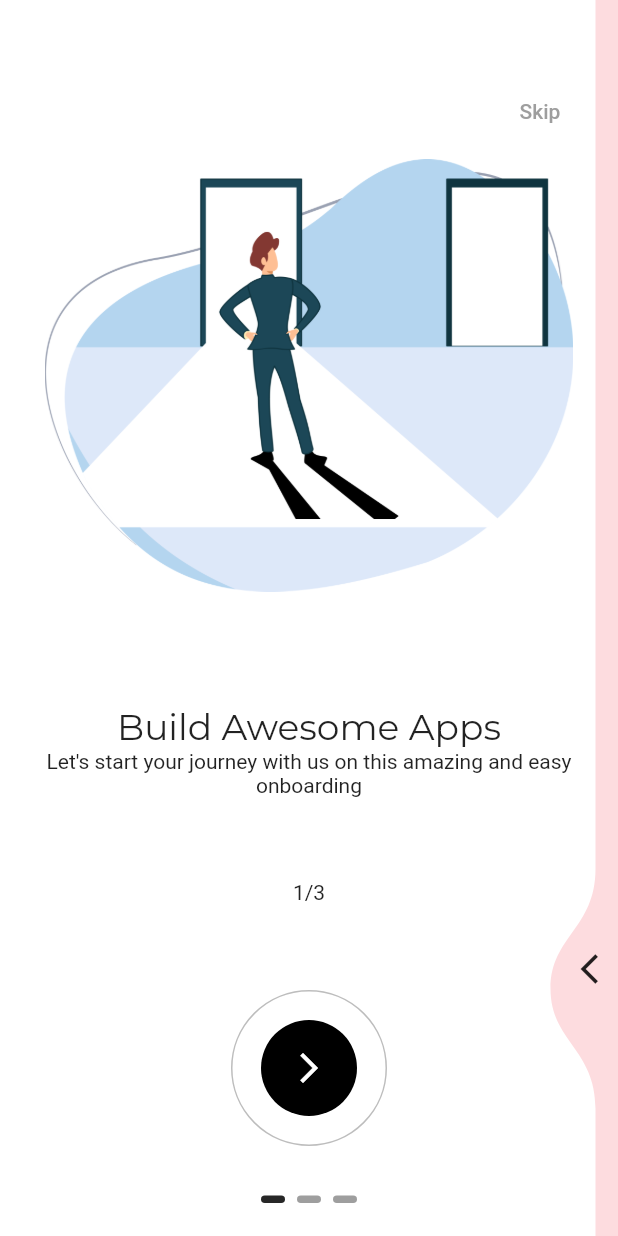
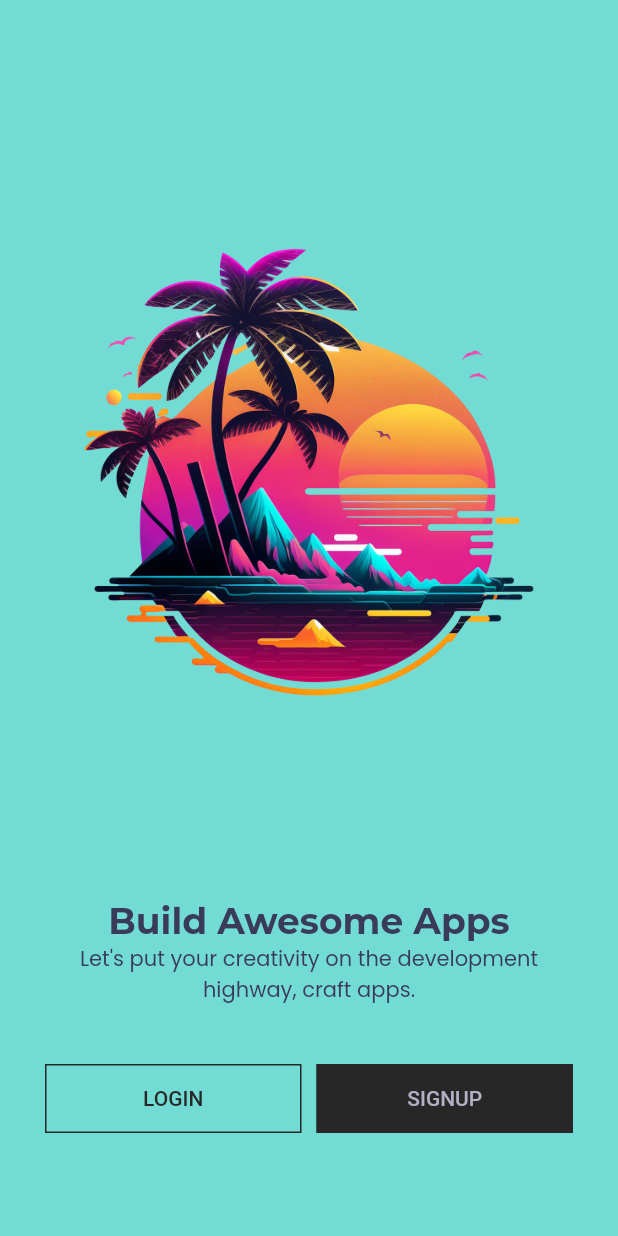
Before and after one commit to FelipeB0427/login_app_flutter, a Flutter app: the screen it shows after launch, on a phone screen of 412 x 824 dp. Run offline on Flutter 3.47's test engine with Material 2 defaults, Android fonts, the light colour scheme and no system bars; drawn by our look-alikes of liquid_swipe, smooth_page_indicator; our stand-ins replace get, google_fonts.

Commit message:
FEAT: Created the Welcome Screen

```diff
--- a/lib/main.dart
+++ b/lib/main.dart
@@ -1,6 +1,7 @@
 import 'package:flutter/material.dart';
 import 'package:get/get.dart';
 import 'package:login_flutter_app/src/features/authantication/screens/on_boarding/on_boarding_screen.dart';
+import 'package:login_flutter_app/src/features/authantication/screens/welcome/welcome_screen.dart';
 import 'package:login_flutter_app/src/utils/theme/theme.dart';
 
 void main() {
@@ -16,7 +17,7 @@ class MainApp extends StatelessWidget {
       theme: TAppTheme.lightTheme,
       darkTheme: TAppTheme.darkTheme,
       themeMode: ThemeMode.system,
-      home: OnBoardingScreen(),
+      home: WelcomeScreen(),
     );
   }
 }
--- a/lib/src/constants/colors.dart
+++ b/lib/src/constants/colors.dart
@@ -1,12 +1,12 @@
 import 'package:flutter/material.dart';
 
-const tPrimaryColor = Color(0xFFFFE400);
+const tPrimaryColor = Color(0xFF71DBD4);
 const tSecondaryColor = Color(0xFF272727);
-const tAccentColor = Color(0xFF001BFF);
+const tAccentColor = Color(0xFFE72696);
 
 const tCardBgColor = Color(0xFFF7F6F1);
-const tWhiteColor = Color(0xFFFFFFFF);
-const tDarkColor = Color(0xFF000000);
+const tWhiteColor = Color(0xFFB3B0C4);
+const tDarkColor = Color(0xFF3A3A59);
 
 // -- ON-BOARDING COLORS
 const tOnBoardingPage1Color = Colors.white;
--- a/lib/src/constants/image_strings.dart
+++ b/lib/src/constants/image_strings.dart
@@ -2,3 +2,6 @@
 const String tOnboardingImage1 = "assets/images/on_boarding/image-1.png";
 const String tOnboardingImage2 = "assets/images/on_boarding/image-2.png";
 const String tOnboardingImage3 = "assets/images/on_boarding/image-3.png";
+
+// -- Welcome Screen Images
+const String tWelcomeImage = "assets/images/welcome/welcome-image.png";
--- a/lib/src/constants/sizes.dart
+++ b/lib/src/constants/sizes.dart
@@ -1,2 +1,3 @@
 const double tDefaultSize = 30.0;
 const double tSplashContainerSize = 30.0;
+const double tButtonHeight = 15.0;
--- a/lib/src/constants/text_strings.dart
+++ b/lib/src/constants/text_strings.dart
@@ -1,3 +1,7 @@
+// -- General Text
+const String tLogin = "Login";
+const String tSignUp = "Signup";
+
 // -- OnBoarding Text
 const String tOnboardingTitle1 = "Build Awesome Apps";
 const String tOnboardingTitle2 = "Learn from Youtube";
@@ -10,3 +14,7 @@ const String tOnboardingSubTitle3 = "Save time by just aopy pasting complete app
 const String tOnboardingCounter1 = "1/3";
 const String tOnboardingCounter2 = "2/3";
 const String tOnboardingCounter3 = "3/3";
+
+// -- Welcome Text
+const String tWelcomeTitle = "Build Awesome Apps";
+const String tWelcomeSubTitle = "Let's put your creativity on the development highway, craft apps.";
--- /dev/null
+++ b/lib/src/features/authantication/screens/welcome/welcome_screen.dart
@@ -0,0 +1,63 @@
+import 'package:flutter/material.dart';
+import 'package:login_flutter_app/src/constants/colors.dart';
+import 'package:login_flutter_app/src/constants/image_strings.dart';
+import 'package:login_flutter_app/src/constants/sizes.dart';
+import 'package:login_flutter_app/src/constants/text_strings.dart';
+
+class WelcomeScreen extends StatelessWidget {
+  const WelcomeScreen({Key? key}) : super(key : key);
+
+  @override
+  Widget build(BuildContext context) {
+    var mediaQuery = MediaQuery.of(context);
+    var height = mediaQuery.size.height;
+    var brightness = mediaQuery.platformBrightness;
+    final isDarkMode = brightness == Brightness.dark;
+
+    return Scaffold(
+      backgroundColor: isDarkMode ? tSecondaryColor : tPrimaryColor,
+      body: Container(
+        padding: const EdgeInsets.all(tDefaultSize),
+        child: Column(
+          mainAxisAlignment: MainAxisAlignment.spaceEvenly,
+          children: [
+            Image(image: const AssetImage(tWelcomeImage), height: height * 0.6),
+            Column(
+              children: [
+                Text(
+                  tWelcomeTitle,
+                  style: Theme.of(context).textTheme.headlineMedium,
+                  textAlign: TextAlign.center,
+                  ),
+                Text(
+                  tWelcomeSubTitle,
+                  style: Theme.of(context).textTheme.bodyMedium,
+                  textAlign: TextAlign.center,
+                  ),
+              ],
+            ),
+            Row(
+              children: [
+                Expanded(
+                  child: OutlinedButton(
+                    onPressed: (){},
+                    child: Text(tLogin.toUpperCase())
+                  )
+                ),
+                const SizedBox(
+                  width: 10.0,
+                ),
+                Expanded(
+                  child: ElevatedButton(
+                    onPressed: (){},
+                    child: Text(tSignUp.toUpperCase())
+                  )
+                ),
+              ],
+            )
+          ],
+        ),
+      ),
+    );
+  }
+}
--- a/lib/src/utils/theme/theme.dart
+++ b/lib/src/utils/theme/theme.dart
@@ -1,17 +1,24 @@
 import 'package:flutter/material.dart';
+import 'package:login_flutter_app/src/utils/widget_themes/elevated_button_theme.dart';
+import 'package:login_flutter_app/src/utils/widget_themes/outlined_button_theme.dart';
 import 'package:login_flutter_app/src/utils/widget_themes/text_theme.dart';
 
 class TAppTheme {
   TAppTheme._();
 
+  // -- Light Theme -- //
   static ThemeData lightTheme = ThemeData(
     brightness: Brightness.light,
     textTheme: TTextTheme.lightTextTheme,
-    elevatedButtonTheme: ElevatedButtonThemeData(style: ElevatedButton.styleFrom())
+    outlinedButtonTheme: TOutlinedButtonTheme.lightOutlinedButtonTheme,
+    elevatedButtonTheme: TElevatedButtonTheme.lightElevatedButtonTheme,
   );
 
+// -- Dark Theme -- //
   static ThemeData darkTheme = ThemeData(
     brightness: Brightness.dark,
     textTheme: TTextTheme.darkTextTheme,
+    outlinedButtonTheme: TOutlinedButtonTheme.darkOutlinedButtonTheme,
+    elevatedButtonTheme: TElevatedButtonTheme.darkElevatedButtonTheme,
   );
 }
--- /dev/null
+++ b/lib/src/utils/widget_themes/elevated_button_theme.dart
@@ -0,0 +1,31 @@
+import 'package:flutter/material.dart';
+import 'package:login_flutter_app/src/constants/colors.dart';
+import 'package:login_flutter_app/src/constants/sizes.dart';
+
+class TElevatedButtonTheme {
+  TElevatedButtonTheme._();
+
+  // -- Light Theme -- //
+  static final lightElevatedButtonTheme = ElevatedButtonThemeData(
+    style: OutlinedButton.styleFrom(
+      elevation: 0.0,
+      shape: const RoundedRectangleBorder(),
+      foregroundColor: tWhiteColor,
+      backgroundColor: tSecondaryColor,
+      side: const BorderSide(color: tSecondaryColor),
+      padding: const EdgeInsets.symmetric(vertical: tButtonHeight),
+    ),
+  );
+
+  // -- Dark Theme -- //
+  static final darkElevatedButtonTheme = ElevatedButtonThemeData(
+    style: OutlinedButton.styleFrom(
+      elevation: 0.0,
+      shape: const RoundedRectangleBorder(),
+      foregroundColor: tSecondaryColor,
+      backgroundColor: tWhiteColor,
+      side: const BorderSide(color: tWhiteColor),
+      padding: const EdgeInsets.symmetric(vertical: tButtonHeight),
+    ),
+  );
+}
--- /dev/null
+++ b/lib/src/utils/widget_themes/outlined_button_theme.dart
@@ -0,0 +1,27 @@
+import 'package:flutter/material.dart';
+import 'package:login_flutter_app/src/constants/colors.dart';
+import 'package:login_flutter_app/src/constants/sizes.dart';
+
+class TOutlinedButtonTheme {
+  TOutlinedButtonTheme._();
+
+  // -- Light Theme -- //
+  static final lightOutlinedButtonTheme = OutlinedButtonThemeData(
+    style: OutlinedButton.styleFrom(
+      shape: const RoundedRectangleBorder(),
+      foregroundColor: tSecondaryColor,
+      side: const BorderSide(color: tSecondaryColor),
+      padding: const EdgeInsets.symmetric(vertical: tButtonHeight),
+    ),
+  );
+
+  // -- Dark Theme -- //
+  static final darkOutlinedButtonTheme = OutlinedButtonThemeData(
+    style: OutlinedButton.styleFrom(
+      shape: const RoundedRectangleBorder(),
+      foregroundColor: tWhiteColor,
+      side: const BorderSide(color: tWhiteColor),
+      padding: const EdgeInsets.symmetric(vertical: tButtonHeight),
+    ),
+  );
+}
--- a/lib/src/utils/widget_themes/text_theme.dart
+++ b/lib/src/utils/widget_themes/text_theme.dart
@@ -1,24 +1,55 @@
 import 'package:flutter/material.dart';
 import 'package:google_fonts/google_fonts.dart';
+import 'package:login_flutter_app/src/constants/colors.dart';
 
 class TTextTheme {
+  TTextTheme._();
+
+  // -- Light Text Theme -- //
   static TextTheme lightTextTheme = TextTheme(
     headlineSmall: GoogleFonts.montserrat(
-      color: Colors.black87,
+      fontSize: 14.0,
+      fontWeight: FontWeight.w600,
+      color: tDarkColor,
     ),
-    titleSmall: GoogleFonts.poppins(
-      color: Colors.black54,
-      fontSize: 24,
+    headlineMedium: GoogleFonts.montserrat(
+      fontSize: 24.0,
+      fontWeight: FontWeight.w700,
+      color: tDarkColor,
+    ),
+    headlineLarge: GoogleFonts.montserrat(
+      fontSize: 28.0,
+      fontWeight: FontWeight.bold,
+      color: tDarkColor,
+    ),
+    bodyMedium: GoogleFonts.poppins(
+      fontSize: 14.0,
+      fontWeight: FontWeight.normal,
+      color: tDarkColor,
     ),
   );
 
+// -- Dark Text Theme -- //
   static TextTheme darkTextTheme = TextTheme(
     headlineSmall: GoogleFonts.montserrat(
-      color: Colors.white70,
+      fontSize: 14.0,
+      fontWeight: FontWeight.w600,
+      color: tWhiteColor,
     ),
-    titleSmall: GoogleFonts.poppins(
-      color: Colors.white60,
-      fontSize: 24,
+    headlineMedium: GoogleFonts.montserrat(
+      fontSize: 24.0,
+      fontWeight: FontWeight.w700,
+      color: tWhiteColor,
+    ),
+    headlineLarge: GoogleFonts.montserrat(
+      fontSize: 28.0,
+      fontWeight: FontWeight.bold,
+      color: tWhiteColor,
+    ),
+    bodyMedium: GoogleFonts.poppins(
+      fontSize: 14.0,
+      fontWeight: FontWeight.normal,
+      color: tWhiteColor,
     ),
   );
 }
--- a/pubspec.yaml
+++ b/pubspec.yaml
@@ -37,3 +37,4 @@ flutter:
   assets:
     - assets/images/
     - assets/images/on_boarding/
+    - assets/images/welcome/
```
Also changed, not shown: assets/images/welcome/welcome-image.png (added).
